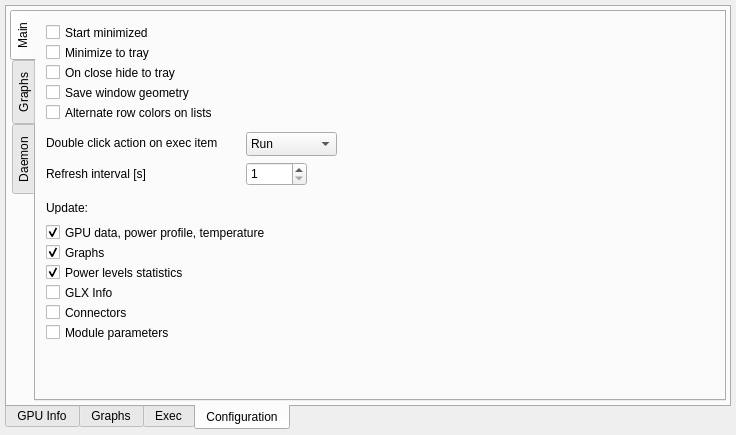
First picture: the form in radeon-profile/radeon_profile.ui, repository marazmista/radeon-profile, before the edit.
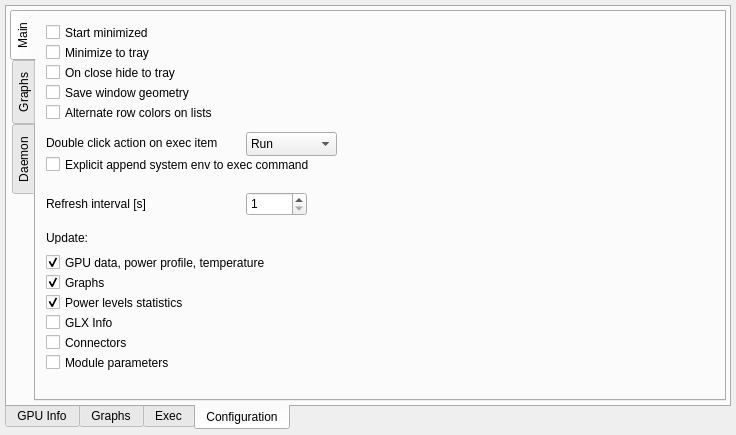
Second picture: the form after the edit. The open tabs and pages were chosen to show the change. Icons and pictures are not drawn. Custom widgets are drawn as their Qt base class.

Commit message: added option for appending system env variables to executed command

```diff
--- a/radeon-profile/radeon_profile.ui
+++ b/radeon-profile/radeon_profile.ui
@@ -2214,7 +2214,7 @@
             <property name="geometry">
              <rect>
               <x>10</x>
-              <y>150</y>
+              <y>180</y>
               <width>161</width>
               <height>24</height>
              </rect>
@@ -2227,7 +2227,7 @@
             <property name="geometry">
              <rect>
               <x>210</x>
-              <y>150</y>
+              <y>180</y>
               <width>61</width>
               <height>24</height>
              </rect>
@@ -2249,7 +2249,7 @@
             <property name="geometry">
              <rect>
               <x>10</x>
-              <y>190</y>
+              <y>220</y>
               <width>289</width>
               <height>12</height>
              </rect>
@@ -2268,7 +2268,7 @@
             <property name="geometry">
              <rect>
               <x>10</x>
-              <y>210</y>
+              <y>240</y>
               <width>289</width>
               <height>21</height>
              </rect>
@@ -2290,7 +2290,7 @@
             <property name="geometry">
              <rect>
               <x>10</x>
-              <y>230</y>
+              <y>260</y>
               <width>289</width>
               <height>21</height>
              </rect>
@@ -2312,7 +2312,7 @@
             <property name="geometry">
              <rect>
               <x>10</x>
-              <y>250</y>
+              <y>280</y>
               <width>289</width>
               <height>21</height>
              </rect>
@@ -2328,7 +2328,7 @@
             <property name="geometry">
              <rect>
               <x>10</x>
-              <y>270</y>
+              <y>300</y>
               <width>289</width>
               <height>21</height>
              </rect>
@@ -2347,7 +2347,7 @@
             <property name="geometry">
              <rect>
               <x>10</x>
-              <y>290</y>
+              <y>320</y>
               <width>289</width>
               <height>21</height>
              </rect>
@@ -2366,7 +2366,7 @@
             <property name="geometry">
              <rect>
               <x>10</x>
-              <y>310</y>
+              <y>340</y>
               <width>289</width>
               <height>21</height>
              </rect>
@@ -2414,6 +2414,19 @@
              <string>Double click action on exec item</string>
             </property>
            </widget>
+           <widget class="QCheckBox" name="cb_execSysEnv">
+            <property name="geometry">
+             <rect>
+              <x>10</x>
+              <y>142</y>
+              <width>291</width>
+              <height>21</height>
+             </rect>
+            </property>
+            <property name="text">
+             <string>Explicit append system env to exec command</string>
+            </property>
+           </widget>
           </widget>
           <widget class="QWidget" name="tab_graphsConfig">
            <attribute name="title">
```
Left out of the diff: 2 changed lines with no effect on the pictures. The commit also changes 2 other files.
